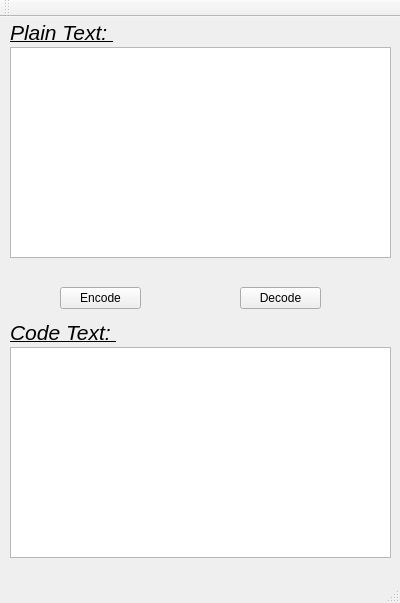
This is mainwindow.ui in BestSean2016/decoding as Qt 5 draws it before an edit. The edited form follows.
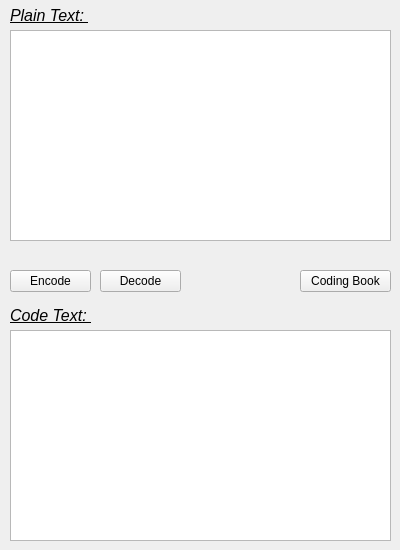
This is the edited form.

Commit message: fist version UI design

Patch:
```diff
--- a/mainwindow.ui
+++ b/mainwindow.ui
@@ -7,7 +7,7 @@
     <x>0</x>
     <y>0</y>
     <width>400</width>
-    <height>603</height>
+    <height>550</height>
    </rect>
   </property>
   <property name="windowTitle">
@@ -24,7 +24,7 @@
      </rect>
     </property>
     <property name="text">
-     <string>&lt;html&gt;&lt;head/&gt;&lt;body&gt;&lt;p&gt;&lt;span style=&quot; font-size:16pt; font-style:italic; text-decoration: underline;&quot;&gt;Plain Text: &lt;/span&gt;&lt;/p&gt;&lt;/body&gt;&lt;/html&gt;</string>
+     <string>&lt;html&gt;&lt;head/&gt;&lt;body&gt;&lt;p&gt;&lt;span style=&quot; font-size:12pt; font-style:italic; text-decoration: underline;&quot;&gt;Plain Text: &lt;/span&gt;&lt;/p&gt;&lt;/body&gt;&lt;/html&gt;</string>
     </property>
    </widget>
    <widget class="QTextEdit" name="txPlainText">
@@ -40,7 +40,7 @@
    <widget class="QPushButton" name="pbEncoding">
     <property name="geometry">
      <rect>
-      <x>60</x>
+      <x>10</x>
       <y>270</y>
       <width>81</width>
       <height>22</height>
@@ -53,7 +53,7 @@
    <widget class="QPushButton" name="pbDecoding">
     <property name="geometry">
      <rect>
-      <x>240</x>
+      <x>100</x>
       <y>270</y>
       <width>81</width>
       <height>22</height>
@@ -83,29 +83,23 @@
      </rect>
     </property>
     <property name="text">
-     <string>&lt;html&gt;&lt;head/&gt;&lt;body&gt;&lt;p&gt;&lt;span style=&quot; font-size:16pt; font-style:italic; text-decoration: underline;&quot;&gt;Code Text: &lt;/span&gt;&lt;/p&gt;&lt;/body&gt;&lt;/html&gt;</string>
+     <string>&lt;html&gt;&lt;head/&gt;&lt;body&gt;&lt;p&gt;&lt;span style=&quot; font-size:12pt; font-style:italic; text-decoration: underline;&quot;&gt;Code Text: &lt;/span&gt;&lt;/p&gt;&lt;/body&gt;&lt;/html&gt;</string>
     </property>
    </widget>
-  </widget>
-  <widget class="QMenuBar" name="menuBar">
+   <widget class="QPushButton" name="pbCodingBook">
    <property name="geometry">
     <rect>
-     <x>0</x>
-     <y>0</y>
-     <width>400</width>
-     <height>19</height>
-    </rect>
-   </property>
-  </widget>
-  <widget class="QToolBar" name="mainToolBar">
-   <attribute name="toolBarArea">
-    <enum>TopToolBarArea</enum>
-   </attribute>
-   <attribute name="toolBarBreak">
-    <bool>false</bool>
-   </attribute>
+      <x>300</x>
+      <y>270</y>
+      <width>91</width>
+      <height>22</height>
+     </rect>
+    </property>
+    <property name="text">
+     <string>Coding Book</string>
+    </property>
+   </widget>
   </widget>
-  <widget class="QStatusBar" name="statusBar"/>
  </widget>
  <layoutdefault spacing="6" margin="11"/>
  <resources/>
```
Lines whose indentation alone changed are shown as unchanged.
